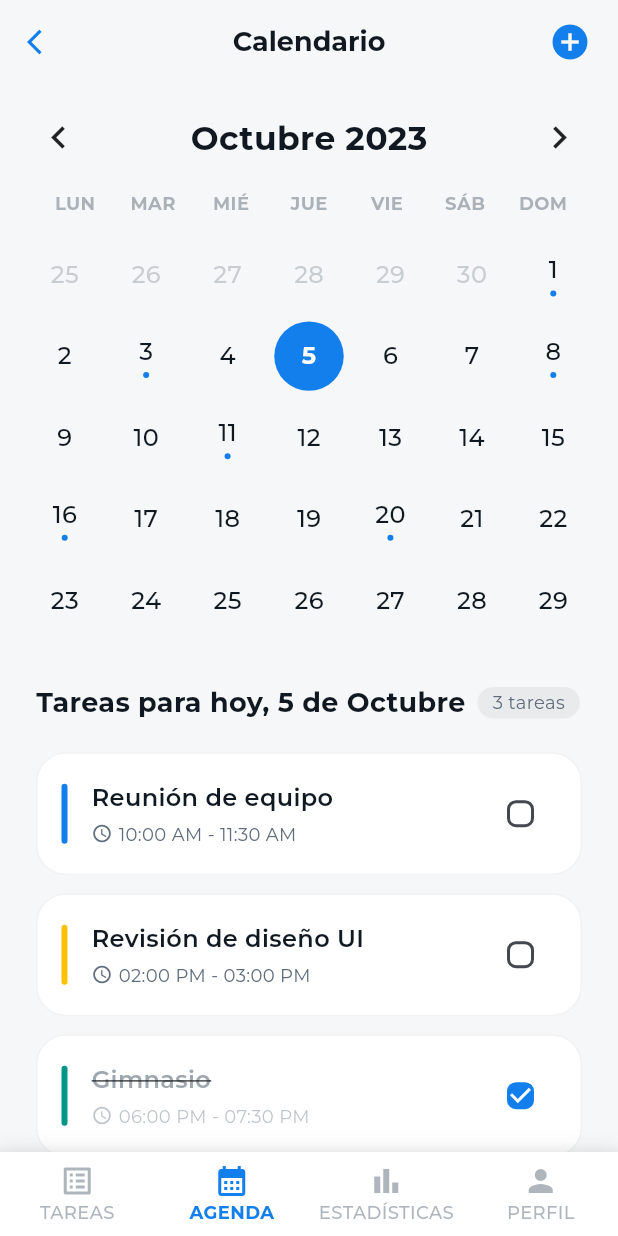
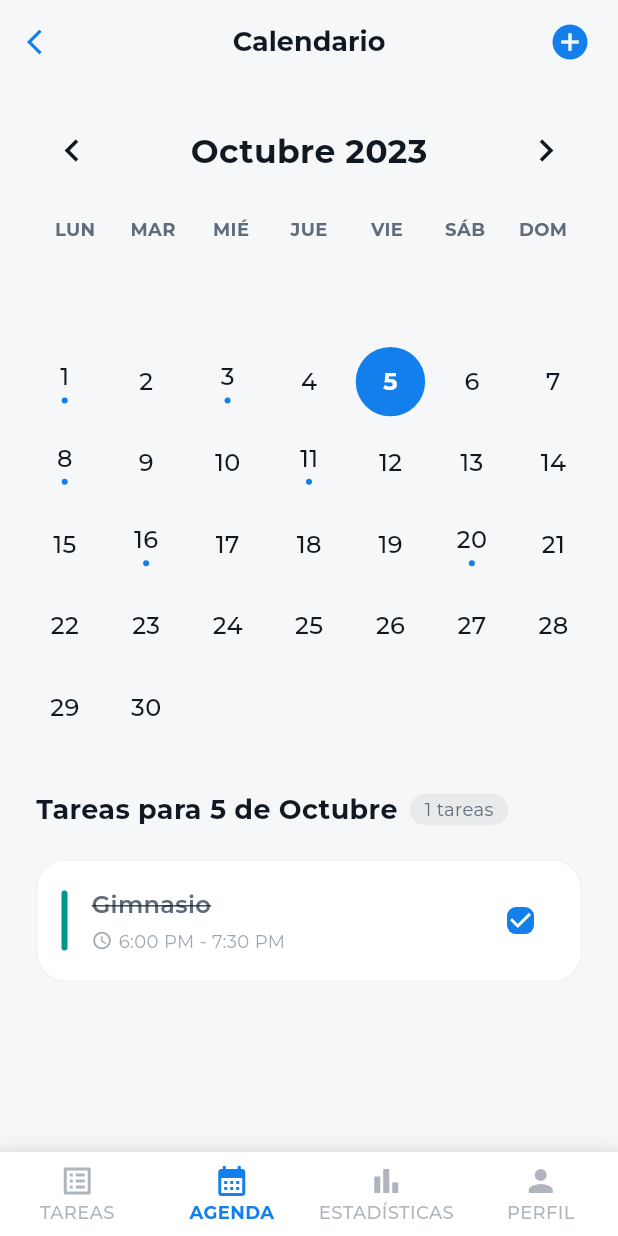
Before and after one commit to maliaga-pantoja/listy, a Flutter app: the screen it shows after launch, item 2 of the bottom bar chosen, on a phone screen of 412 x 824 dp. Run offline on Flutter 3.47's test engine with Material 3 defaults, Android fonts, the phone set to English and light mode, and no system bars; our stand-ins replace google_fonts, package_info_plus.

Commit message:
adding calendar view

```diff
--- a/lib/main.dart
+++ b/lib/main.dart
@@ -1,8 +1,8 @@
 import 'package:flutter/material.dart';
 import 'package:provider/provider.dart';
 import 'theme.dart';
+import 'models/task_model.dart';
 import 'screens/splash_screen.dart';
-import 'screens/login_screen.dart';
 import 'screens/tasks_screen.dart';
 import 'screens/calendar_screen.dart';
 import 'screens/stats_screen.dart';
@@ -21,8 +21,11 @@ class ThemeProvider extends ChangeNotifier {
 
 void main() {
   runApp(
-    ChangeNotifierProvider(
-      create: (_) => ThemeProvider(),
+    MultiProvider(
+      providers: [
+        ChangeNotifierProvider(create: (_) => ThemeProvider()),
+        ChangeNotifierProvider(create: (_) => TaskProvider()),
+      ],
       child: const MyApp(),
     ),
   );
@@ -59,7 +62,7 @@ class _SplashScreenWrapperState extends State<SplashScreenWrapper> {
     _navigateToNext();
   }
 
-  _navigateToNext() async {
+  Future<void> _navigateToNext() async {
     await Future.delayed(const Duration(seconds: 3));
     if (mounted) {
       Navigator.pushReplacement(
--- /dev/null
+++ b/lib/models/task_model.dart
@@ -0,0 +1,124 @@
+import 'package:flutter/material.dart';
+
+class Task {
+  final String id;
+  final String title;
+  final DateTime date;
+  final TimeOfDay startTime;
+  final TimeOfDay endTime;
+  final Color color;
+  final bool isCompleted;
+
+  Task({
+    required this.id,
+    required this.title,
+    required this.date,
+    required this.startTime,
+    required this.endTime,
+    required this.color,
+    this.isCompleted = false,
+  });
+}
+
+class TaskProvider extends ChangeNotifier {
+  final List<Task> _tasks = [
+    Task(
+      id: '1',
+      title: 'Reunión de equipo',
+      date: DateTime(2023, 10, 1),
+      startTime: const TimeOfDay(hour: 10, minute: 0),
+      endTime: const TimeOfDay(hour: 11, minute: 30),
+      color: const Color(0xFF137FEC),
+    ),
+    Task(
+      id: '2',
+      title: 'Revisión de diseño UI',
+      date: DateTime(2023, 10, 3),
+      startTime: const TimeOfDay(hour: 14, minute: 0),
+      endTime: const TimeOfDay(hour: 15, minute: 0),
+      color: Colors.amber,
+    ),
+    Task(
+      id: '3',
+      title: 'Gimnasio',
+      date: DateTime(2023, 10, 5),
+      startTime: const TimeOfDay(hour: 18, minute: 0),
+      endTime: const TimeOfDay(hour: 19, minute: 30),
+      color: Colors.teal,
+      isCompleted: true,
+    ),
+    Task(
+      id: '4',
+      title: 'Presentación cliente',
+      date: DateTime(2023, 10, 8),
+      startTime: const TimeOfDay(hour: 9, minute: 0),
+      endTime: const TimeOfDay(hour: 10, minute: 0),
+      color: Colors.purple,
+    ),
+    Task(
+      id: '5',
+      title: 'Reunión de proyecto',
+      date: DateTime(2023, 10, 11),
+      startTime: const TimeOfDay(hour: 11, minute: 0),
+      endTime: const TimeOfDay(hour: 12, minute: 0),
+      color: const Color(0xFF137FEC),
+    ),
+    Task(
+      id: '6',
+      title: 'Entrega de documentación',
+      date: DateTime(2023, 10, 16),
+      startTime: const TimeOfDay(hour: 16, minute: 0),
+      endTime: const TimeOfDay(hour: 17, minute: 0),
+      color: Colors.green,
+    ),
+    Task(
+      id: '7',
+      title: 'Revisión de código',
+      date: DateTime(2023, 10, 20),
+      startTime: const TimeOfDay(hour: 13, minute: 0),
+      endTime: const TimeOfDay(hour: 14, minute: 0),
+      color: Colors.orange,
+    ),
+  ];
+
+  List<Task> get tasks => _tasks;
+
+  List<Task> getTasksForDay(DateTime day) {
+    return _tasks
+        .where(
+          (task) =>
+              task.date.year == day.year &&
+              task.date.month == day.month &&
+              task.date.day == day.day,
+        )
+        .toList();
+  }
+
+  List<int> getDaysWithTasks(int month, int year) {
+    return _tasks
+        .where((task) => task.date.month == month && task.date.year == year)
+        .map((task) => task.date.day)
+        .toList();
+  }
+
+  void addTask(Task task) {
+    _tasks.add(task);
+    notifyListeners();
+  }
+
+  void toggleTaskCompletion(String taskId) {
+    final index = _tasks.indexWhere((t) => t.id == taskId);
+    if (index != -1) {
+      _tasks[index] = Task(
+        id: _tasks[index].id,
+        title: _tasks[index].title,
+        date: _tasks[index].date,
+        startTime: _tasks[index].startTime,
+        endTime: _tasks[index].endTime,
+        color: _tasks[index].color,
+        isCompleted: !_tasks[index].isCompleted,
+      );
+      notifyListeners();
+    }
+  }
+}
--- a/lib/screens/calendar_screen.dart
+++ b/lib/screens/calendar_screen.dart
@@ -3,13 +3,28 @@ import 'package:google_fonts/google_fonts.dart';
 import 'package:provider/provider.dart';
 import '../theme.dart';
 import '../main.dart';
+import '../models/task_model.dart';
 
-class CalendarScreen extends StatelessWidget {
+class CalendarScreen extends StatefulWidget {
   const CalendarScreen({super.key});
+
+  @override
+  State<CalendarScreen> createState() => _CalendarScreenState();
+}
+
+class _CalendarScreenState extends State<CalendarScreen> {
+  DateTime _selectedDate = DateTime(2023, 10, 5);
+  DateTime _currentMonth = DateTime(2023, 10, 1);
 
   @override
   Widget build(BuildContext context) {
     final isDark = Provider.of<ThemeProvider>(context).isDarkMode;
+    final taskProvider = Provider.of<TaskProvider>(context);
+    final daysWithTasks = taskProvider.getDaysWithTasks(
+      _currentMonth.month,
+      _currentMonth.year,
+    );
+    final tasksForSelectedDay = taskProvider.getTasksForDay(_selectedDate);
 
     return Scaffold(
       appBar: AppBar(
@@ -41,16 +56,44 @@ class CalendarScreen extends StatelessWidget {
               child: Row(
                 mainAxisAlignment: MainAxisAlignment.spaceBetween,
                 children: [
-                  const Icon(Icons.chevron_left, size: 30),
+                  IconButton(
+                    icon: Icon(
+                      Icons.chevron_left,
+                      size: 30,
+                      color: isDark ? AppTheme.textDarkMode : AppTheme.textDark,
+                    ),
+                    onPressed: () {
+                      setState(() {
+                        _currentMonth = DateTime(
+                          _currentMonth.year,
+                          _currentMonth.month - 1,
+                        );
+                      });
+                    },
+                  ),
                   Text(
-                    'Octubre 2023',
+                    '${_getMonthName(_currentMonth.month)} ${_currentMonth.year}',
                     style: GoogleFonts.montserrat(
                       fontSize: 22,
                       fontWeight: FontWeight.bold,
                       color: isDark ? AppTheme.textDarkMode : AppTheme.textDark,
                     ),
                   ),
-                  const Icon(Icons.chevron_right, size: 30),
+                  IconButton(
+                    icon: Icon(
+                      Icons.chevron_right,
+                      size: 30,
+                      color: isDark ? AppTheme.textDarkMode : AppTheme.textDark,
+                    ),
+                    onPressed: () {
+                      setState(() {
+                        _currentMonth = DateTime(
+                          _currentMonth.year,
+                          _currentMonth.month + 1,
+                        );
+                      });
+                    },
+                  ),
                 ],
               ),
             ),
@@ -67,7 +110,9 @@ class CalendarScreen extends StatelessWidget {
                             style: GoogleFonts.montserrat(
                               fontSize: 12,
                               fontWeight: FontWeight.bold,
-                              color: AppTheme.textGray.withOpacity(0.5),
+                              color: isDark
+                                  ? AppTheme.textDarkMode.withOpacity(0.6)
+                                  : AppTheme.textGray,
                             ),
                           ),
                         ),
@@ -87,18 +132,52 @@ class CalendarScreen extends StatelessWidget {
                   mainAxisSpacing: 8,
                   crossAxisSpacing: 8,
                 ),
-                itemCount: 35,
+                itemCount: _getDaysInMonth(_currentMonth),
                 itemBuilder: (context, index) {
-                  int day = index - 5;
-                  bool isCurrentMonth = day > 0 && day <= 31;
-                  bool isToday = day == 5;
-                  bool hasMarker = [1, 3, 8, 11, 16, 20].contains(day);
+                  int firstDayOfMonth = DateTime(
+                    _currentMonth.year,
+                    _currentMonth.month,
+                    1,
+                  ).weekday;
+                  int day = index - (firstDayOfMonth - 1);
+                  int daysInMonth = DateTime(
+                    _currentMonth.year,
+                    _currentMonth.month + 1,
+                    0,
+                  ).day;
+                  bool isCurrentMonth = day > 0 && day <= daysInMonth;
 
-                  return Container(
+                  bool isToday =
+                      day == DateTime.now().day &&
+                      _currentMonth.month == DateTime.now().month &&
+                      _currentMonth.year == DateTime.now().year;
+                  bool isSelected =
+                      isCurrentMonth &&
+                      day == _selectedDate.day &&
+                      _currentMonth.month == _selectedDate.month &&
+                      _currentMonth.year == _selectedDate.year;
+                  bool hasMarker =
+                      isCurrentMonth && daysWithTasks.contains(day);
+
+                  return GestureDetector(
+                    onTap: isCurrentMonth
+                        ? () {
+                            setState(() {
+                              _selectedDate = DateTime(
+                                _currentMonth.year,
+                                _currentMonth.month,
+                                day,
+                              );
+                            });
+                          }
+                        : null,
+                    child: Container(
                       decoration: BoxDecoration(
-                      color: isToday
+                        color: isSelected
                             ? AppTheme.primaryBlue
-                          : Colors.transparent,
+                            : (isToday
+                                  ? AppTheme.primaryBlue.withOpacity(0.2)
+                                  : Colors.transparent),
                         shape: BoxShape.circle,
                       ),
                       child: Center(
@@ -106,36 +185,37 @@ class CalendarScreen extends StatelessWidget {
                           mainAxisAlignment: MainAxisAlignment.center,
                           children: [
                             Text(
-                            isCurrentMonth
-                                ? day.toString()
-                                : (day <= 0
-                                      ? (25 + index).toString()
-                                      : (index - 31).toString()),
+                              isCurrentMonth ? day.toString() : '',
                               style: GoogleFonts.montserrat(
                                 fontSize: 16,
-                              fontWeight: isToday
+                                fontWeight: isToday || isSelected
                                     ? FontWeight.bold
                                     : FontWeight.w500,
-                              color: isToday
+                                color: isSelected
                                     ? Colors.white
                                     : (isCurrentMonth
-                                        ? (isDark
+                                          ? (isToday
+                                                ? AppTheme.primaryBlue
+                                                : (isDark
                                                       ? AppTheme.textDarkMode
-                                              : AppTheme.textDark)
-                                        : AppTheme.textGray.withOpacity(0.3)),
+                                                      : AppTheme.textDark))
+                                          : Colors.transparent),
                               ),
                             ),
-                          if (hasMarker && !isToday)
+                            if (hasMarker && !isSelected)
                               Container(
                                 margin: const EdgeInsets.only(top: 2),
                                 width: 4,
                                 height: 4,
-                              decoration: const BoxDecoration(
-                                color: AppTheme.primaryBlue,
+                                decoration: BoxDecoration(
+                                  color: isToday
+                                      ? AppTheme.primaryBlue
+                                      : AppTheme.primaryBlue,
                                   shape: BoxShape.circle,
                                 ),
                               ),
                           ],
+                        ),
                       ),
                     ),
                   );
@@ -151,7 +231,7 @@ class CalendarScreen extends StatelessWidget {
                   Row(
                     children: [
                       Text(
-                        'Tareas para hoy, 5 de Octubre',
+                        'Tareas para ${_selectedDate.day} de ${_getMonthName(_selectedDate.month)}',
                         style: GoogleFonts.montserrat(
                           fontSize: 18,
                           fontWeight: FontWeight.bold,
@@ -173,7 +253,7 @@ class CalendarScreen extends StatelessWidget {
                           borderRadius: BorderRadius.circular(12),
                         ),
                         child: Text(
-                          '3 tareas',
+                          '${tasksForSelectedDay.length} tareas',
                           style: GoogleFonts.montserrat(
                             fontSize: 12,
                             color: isDark
@@ -185,24 +265,31 @@ class CalendarScreen extends StatelessWidget {
                     ],
                   ),
                   const SizedBox(height: 20),
-                  _buildCalendarTaskItem(
-                    title: 'Reunión de equipo',
-                    time: '10:00 AM - 11:30 AM',
-                    accentColor: AppTheme.primaryBlue,
+                  if (tasksForSelectedDay.isEmpty)
+                    Container(
+                      padding: const EdgeInsets.all(20),
+                      child: Center(
+                        child: Text(
+                          'No hay tareas para este día',
+                          style: GoogleFonts.montserrat(
+                            fontSize: 14,
+                            color: AppTheme.textGray,
+                          ),
+                        ),
+                      ),
+                    )
+                  else
+                    ...tasksForSelectedDay.map(
+                      (task) => _buildCalendarTaskItem(
+                        title: task.title,
+                        time:
+                            '${task.startTime.format(context)} - ${task.endTime.format(context)}',
+                        accentColor: task.color,
+                        isCompleted: task.isCompleted,
                         isDark: isDark,
+                        taskId: task.id,
+                        taskProvider: taskProvider,
                       ),
-                  _buildCalendarTaskItem(
-                    title: 'Revisión de diseño UI',
-                    time: '02:00 PM - 03:00 PM',
-                    accentColor: Colors.amber,
-                    isDark: isDark,
-                  ),
-                  _buildCalendarTaskItem(
-                    title: 'Gimnasio',
-                    time: '06:00 PM - 07:30 PM',
-                    accentColor: Colors.teal,
-                    isCompleted: true,
-                    isDark: isDark,
                     ),
                 ],
               ),
@@ -213,12 +300,38 @@ class CalendarScreen extends StatelessWidget {
     );
   }
 
+  String _getMonthName(int month) {
+    const months = [
+      'Enero',
+      'Febrero',
+      'Marzo',
+      'Abril',
+      'Mayo',
+      'Junio',
+      'Julio',
+      'Agosto',
+      'Septiembre',
+      'Octubre',
+      'Noviembre',
+      'Diciembre',
+    ];
+    return months[month - 1];
+  }
+
+  int _getDaysInMonth(DateTime month) {
+    int firstDayOfMonth = DateTime(month.year, month.month, 1).weekday;
+    int daysInMonth = DateTime(month.year, month.month + 1, 0).day;
+    return daysInMonth + firstDayOfMonth - 1;
+  }
+
   Widget _buildCalendarTaskItem({
     required String title,
     required String time,
     required Color accentColor,
     bool isCompleted = false,
     bool isDark = false,
+    required String taskId,
+    required TaskProvider taskProvider,
   }) {
     return Container(
       margin: const EdgeInsets.only(bottom: 12),
@@ -254,7 +367,9 @@ class CalendarScreen extends StatelessWidget {
                     fontWeight: FontWeight.w600,
                     decoration: isCompleted ? TextDecoration.lineThrough : null,
                     color: isCompleted
-                        ? AppTheme.textGray.withOpacity(0.6)
+                        ? (isDark
+                              ? AppTheme.textDarkMode.withOpacity(0.5)
+                              : AppTheme.textGray)
                         : (isDark ? AppTheme.textDarkMode : AppTheme.textDark),
                   ),
                 ),
@@ -265,7 +380,9 @@ class CalendarScreen extends StatelessWidget {
                       Icons.access_time,
                       size: 14,
                       color: isCompleted
-                          ? AppTheme.textGray.withOpacity(0.4)
+                          ? (isDark
+                                ? AppTheme.textDarkMode.withOpacity(0.4)
+                                : AppTheme.textGray.withOpacity(0.6))
                           : AppTheme.textGray,
                     ),
                     const SizedBox(width: 4),
@@ -274,7 +391,9 @@ class CalendarScreen extends StatelessWidget {
                       style: GoogleFonts.montserrat(
                         fontSize: 12,
                         color: isCompleted
-                            ? AppTheme.textGray.withOpacity(0.4)
+                            ? (isDark
+                                  ? AppTheme.textDarkMode.withOpacity(0.4)
+                                  : AppTheme.textGray.withOpacity(0.6))
                             : AppTheme.textGray,
                       ),
                     ),
@@ -285,7 +404,9 @@ class CalendarScreen extends StatelessWidget {
           ),
           Checkbox(
             value: isCompleted,
-            onChanged: (val) {},
+            onChanged: (val) {
+              taskProvider.toggleTaskCompletion(taskId);
+            },
             activeColor: AppTheme.primaryBlue,
             shape: RoundedRectangleBorder(
               borderRadius: BorderRadius.circular(6),
--- a/lib/screens/splash_screen.dart
+++ b/lib/screens/splash_screen.dart
@@ -1,26 +1,41 @@
 import 'package:flutter/material.dart';
 import 'package:google_fonts/google_fonts.dart';
+import 'package:package_info_plus/package_info_plus.dart';
 import '../theme.dart';
 
-class SplashScreen extends StatelessWidget {
+class SplashScreen extends StatefulWidget {
   const SplashScreen({super.key});
+
+  @override
+  State<SplashScreen> createState() => _SplashScreenState();
+}
+
+class _SplashScreenState extends State<SplashScreen> {
+  String _version = '';
+
+  @override
+  void initState() {
+    super.initState();
+    _loadVersion();
+  }
+
+  Future<void> _loadVersion() async {
+    final packageInfo = await PackageInfo.fromPlatform();
+    setState(() {
+      _version = 'v${packageInfo.version}';
+    });
+  }
 
   @override
   Widget build(BuildContext context) {
     return Scaffold(
       body: Stack(
         children: [
-          // Background dotted pattern simulation (optional, can use an image if available)
-          Positioned.fill(
-            child: Container(
-              color: AppTheme.backgroundGray,
-            ),
-          ),
+          Positioned.fill(child: Container(color: AppTheme.backgroundGray)),
           Center(
             child: Column(
               mainAxisAlignment: MainAxisAlignment.center,
               children: [
-                // Logo Icon
                 Container(
                   width: 120,
                   height: 120,
@@ -29,17 +44,13 @@ class SplashScreen extends StatelessWidget {
                     shape: BoxShape.circle,
                     boxShadow: [
                       BoxShadow(
-                        color: AppTheme.primaryBlue.withOpacity(0.3),
+                        color: AppTheme.primaryBlue.withValues(alpha: 0.3),
                         blurRadius: 20,
                         offset: const Offset(0, 10),
                       ),
                     ],
                   ),
-                  child: const Icon(
-                    Icons.check,
-                    color: Colors.white,
-                    size: 80,
-                  ),
+                  child: const Icon(Icons.check, color: Colors.white, size: 80),
                 ),
                 const SizedBox(height: 32),
                 Text(
@@ -69,10 +80,10 @@ class SplashScreen extends StatelessWidget {
             right: 0,
             child: Center(
               child: Text(
-                'v2.4.0',
+                _version.isNotEmpty ? _version : 'v1.0.0',
                 style: GoogleFonts.montserrat(
                   fontSize: 12,
-                  color: AppTheme.textGray.withOpacity(0.5),
+                  color: AppTheme.textGray.withValues(alpha: 0.5),
                 ),
               ),
             ),
--- a/pubspec.yaml
+++ b/pubspec.yaml
@@ -14,6 +14,7 @@ dependencies:
   cupertino_icons: ^1.0.8
   google_fonts: ^6.1.0
   provider: ^6.1.2
+  package_info_plus: ^9.0.0
 
 dev_dependencies:
   flutter_test:
```
Also changed, not shown: pubspec.lock, 1 other file. Lines whose indentation alone changed are shown as unchanged.
